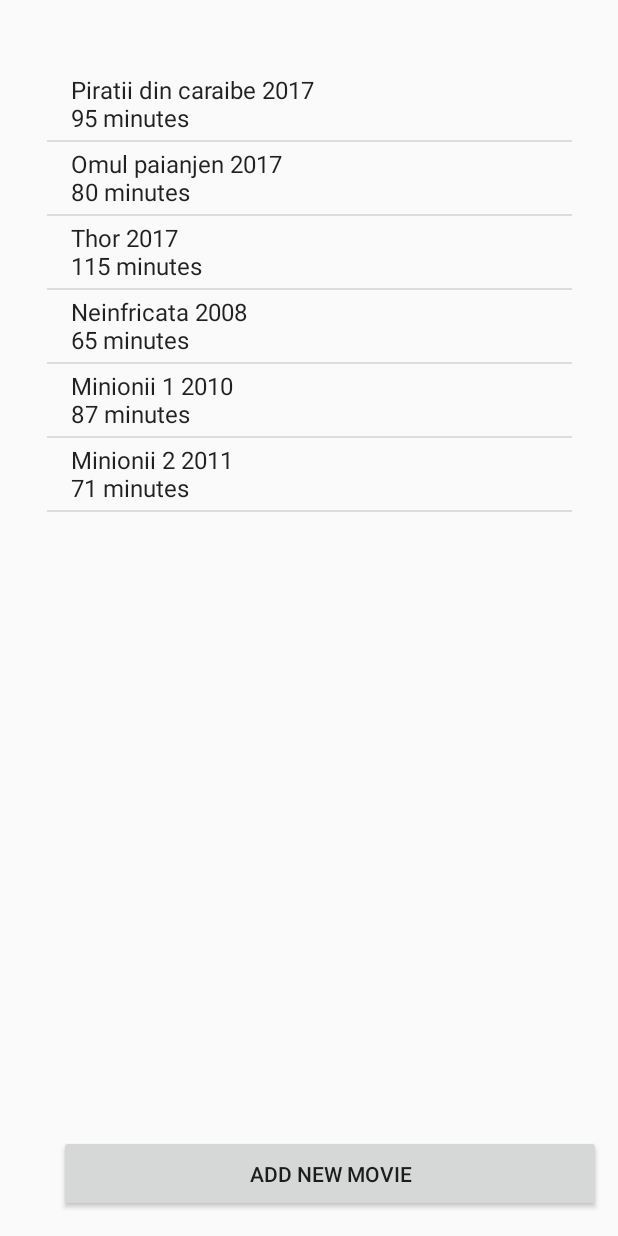
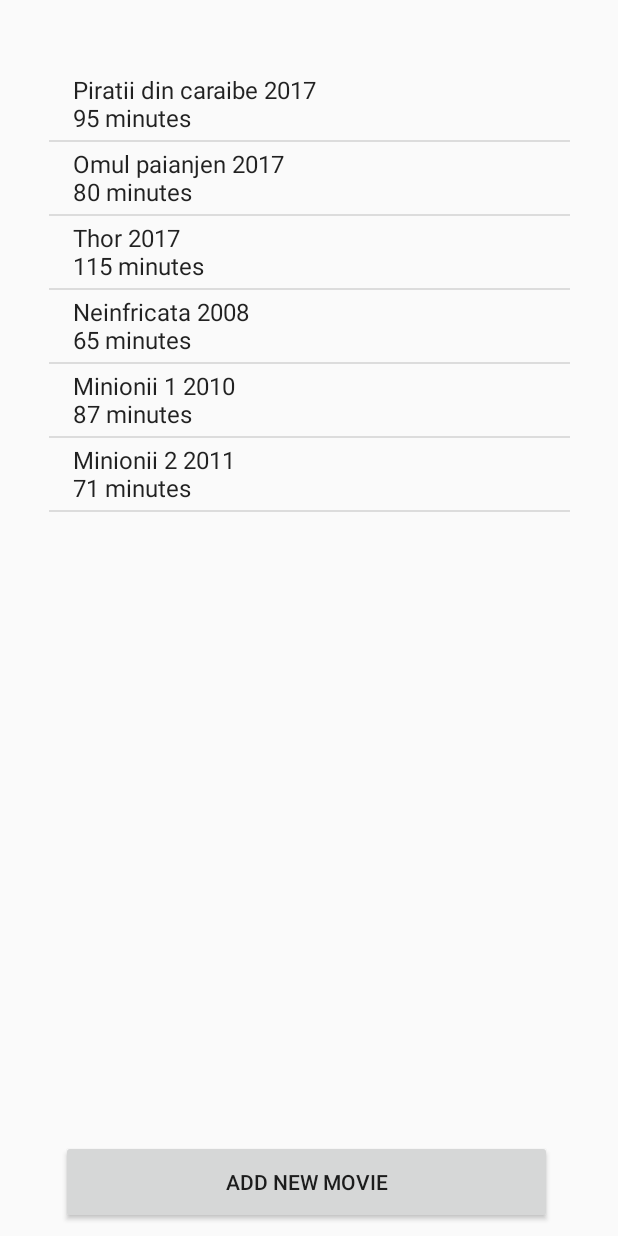
Before and after one commit to wyking1997/MobileProgramming, an Android app: the screen it shows after launch (MovieListActivity), on a phone screen of 412 x 824 dp. Run offline under Robolectric (Android 15) with nearby library versions, the phone set to English and light mode, and no system bars.

Commit message:
Android refactoring

```diff
--- a/CinemaCluj/app/src/main/res/layout/activity_movie_list.xml
+++ b/CinemaCluj/app/src/main/res/layout/activity_movie_list.xml
@@ -8,20 +8,22 @@
 
     <Button
         android:id="@+id/button"
-        android:layout_width="361dp"
-        android:layout_height="51dp"
-        android:layout_marginBottom="16dp"
-        android:layout_marginRight="11dp"
+        android:layout_width="327dp"
+        android:layout_height="56dp"
         android:onClick="goToAddNewMovie"
         android:text="Add New Movie"
+        android:layout_marginEnd="11dp"
+        android:layout_marginRight="8dp"
+        app:layout_constraintRight_toRightOf="parent"
+        android:layout_marginLeft="8dp"
+        app:layout_constraintLeft_toLeftOf="parent"
         app:layout_constraintBottom_toBottomOf="parent"
-        app:layout_constraintRight_toRightOf="parent"
-        android:layout_marginEnd="11dp" />
+        android:layout_marginBottom="8dp" />
 
     <ListView
         android:id="@android:id/list"
-        android:layout_width="350dp"
-        android:layout_height="450dp"
+        android:layout_width="347dp"
+        android:layout_height="385dp"
         android:layout_marginEnd="16dp"
         android:layout_marginLeft="16dp"
         android:layout_marginRight="16dp"
```
Also changed, not shown: CinemaCluj/app/src/main/java/com/cluj/cinema/marius/cinemacluj/CreateNewItemActivity.java (+8 -0 lines), CinemaCluj/app/src/main/java/com/cluj/cinema/marius/cinemacluj/MovieDetailActivity.java (+10 -2 lines), CinemaCluj/app/src/main/java/com/cluj/cinema/marius/cinemacluj/MovieListActivity.java (+28 -2 lines).
